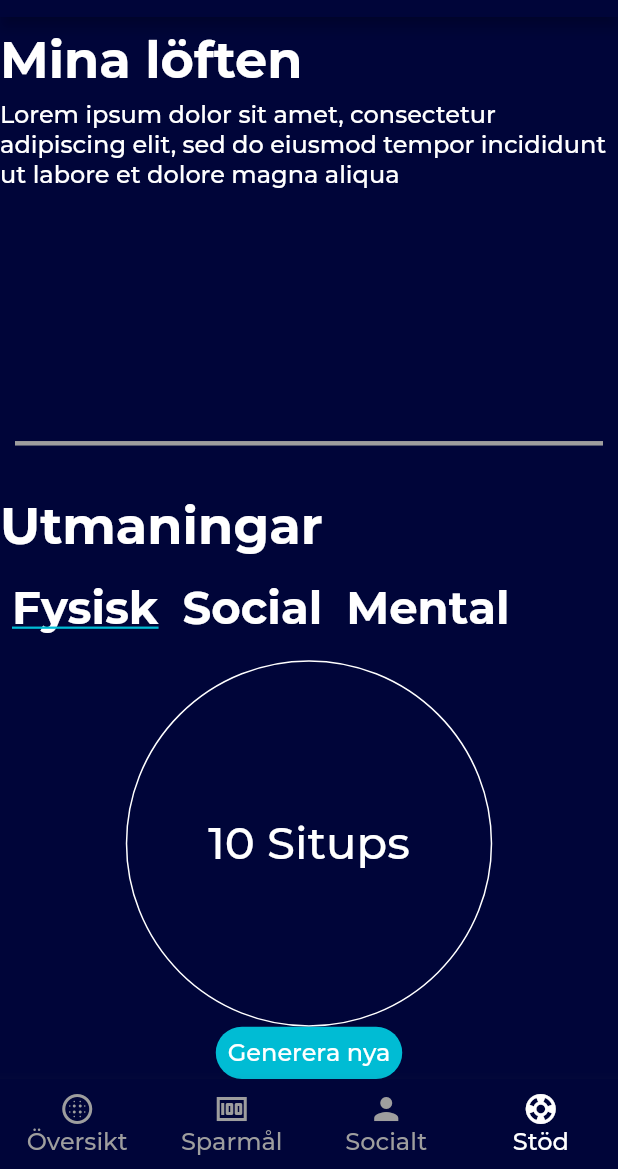
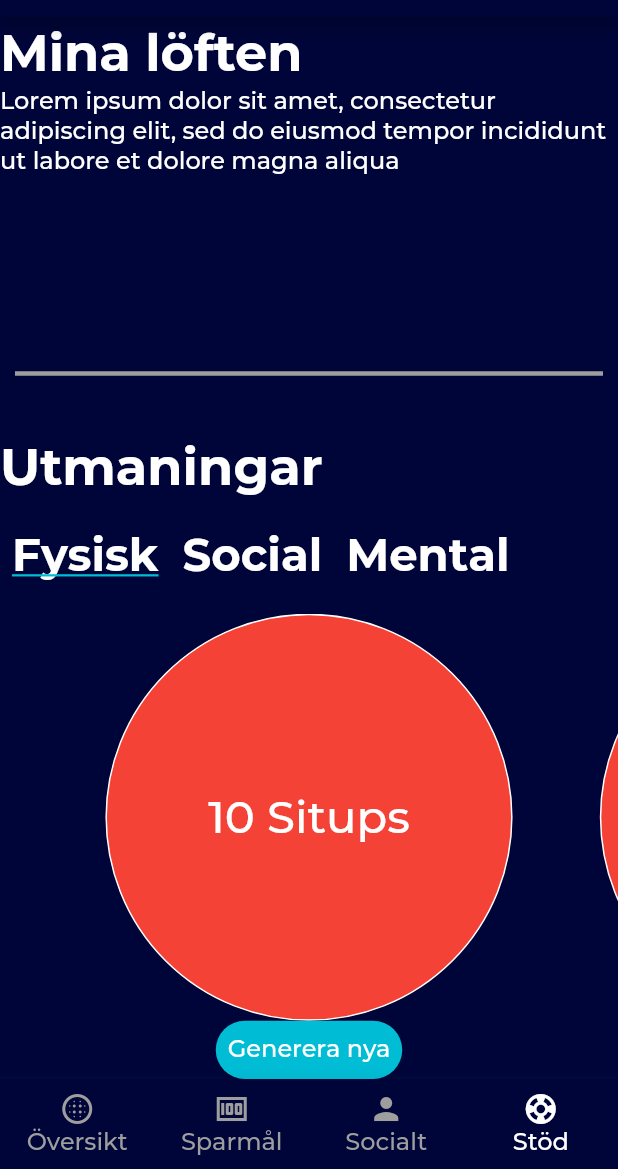
Before and after one commit to juliusolson/rena, a Flutter app: the screen it shows after launch, item 4 of the bottom bar chosen, after a tap on "Generera nya", on a phone screen of 412 x 824 dp, the part 67-1236 px from its top. Run offline on Flutter 3.47's test engine with Material 2 defaults, Android fonts, the light colour scheme and no system bars; our stand-ins replace charts_flutter, percent_indicator; project files that could hold a hidden picture were left out.

Commit message:
finished challenge dialog

```diff
--- a/lib/models/challengesmodel.dart
+++ b/lib/models/challengesmodel.dart
@@ -1,8 +1,11 @@
 import 'dart:collection';
 
 class Challenge {
-  String description;
-  Challenge(this.description);
+  String title;
+  String description =
+      "Dags att göra 10 burpees! Hoppa upp med händerna över huvudet, ta dig ner till en djup armhävningsposition och hoppa upp igen. Variera övningen med attt göra en situp eller sidoplankan.";
+  bool completed = false;
+  Challenge(this.title);
 }
 
 class ChallengesModel {
@@ -22,7 +25,7 @@ class ChallengesModel {
     ]
   };
 
-  List<String> getChallenges(String category, int numChallanges) {
+  List<Challenge> getChallenges(String category, int numChallanges) {
     List<Challenge> result;
     List<Challenge> selectedChallenges = challengesMap[category];
     if (selectedChallenges.length <= numChallanges) {
@@ -32,11 +35,6 @@ class ChallengesModel {
       result.shuffle();
       result = result.take(numChallanges).toList();
     }
-    return result
-        .map((challenge) {
-          return challenge.description;
-        })
-        .cast<String>()
-        .toList();
+    return result;
   }
 }
--- a/lib/screens/panik/components/challengesview.dart
+++ b/lib/screens/panik/components/challengesview.dart
@@ -10,7 +10,7 @@ class Challenges extends StatefulWidget {
 
 class _ChallengesState extends State<Challenges> {
   int _selectedIndex;
-  List<String> challenges;
+  List<Challenge> _challenges;
   @override
   void initState() {
     onCategorySelect(0);
@@ -49,25 +49,19 @@ class _ChallengesState extends State<Challenges> {
           child: PageView.builder(
               scrollDirection: Axis.horizontal,
               physics: PageScrollPhysics(),
-              itemCount: challenges.length,
+              itemCount: _challenges.length,
               controller: PageController(
                 viewportFraction: 0.8,
                 initialPage: 0,
               ),
               itemBuilder: (BuildContext ctx, int index) {
-                return Container(
-                    decoration: new BoxDecoration(
-                        border: Border.all(color: Colors.white),
-                        shape: BoxShape.circle),
-                    alignment: Alignment.center,
-                    child: Text(challenges[index],
-                        style: Theme.of(context).textTheme.bodyText1));
+                return ChallengesViewChallangeWidget(_challenges[index]);
               })),
       Flexible(
           flex: 1,
           child: Container(
               decoration: new BoxDecoration(
-                  color: Colors.cyan,
+                  color: Theme.of(context).highlightColor,
                   borderRadius: BorderRadius.all(Radius.circular(30))),
               child: TextButton(
                   onPressed: () {
@@ -81,11 +75,82 @@ class _ChallengesState extends State<Challenges> {
   }
 
   void onCategorySelect(int index) {
-    List<String> challenges =
+    List<Challenge> challenges =
         widget.dataModel.getChallenges(ChallengesModel.categories[index], 3);
     setState(() {
       this._selectedIndex = index;
-      this.challenges = challenges;
+      this._challenges = challenges;
     });
   }
 }
+
+class ChallengesViewChallangeWidget extends StatelessWidget {
+  Challenge challengeData;
+  ChallengesViewChallangeWidget(this.challengeData);
+  @override
+  Widget build(BuildContext context) {
+    return GestureDetector(
+        onTap: () {
+          showDialog(
+              context: context,
+              builder: (BuildContext ctx) {
+                return ChallengeDialog(this.challengeData);
+              });
+        },
+        child: Container(
+            decoration: new BoxDecoration(
+                color: (challengeData.completed) ? Colors.green : Colors.red,
+                border: Border.all(color: Theme.of(context).hintColor),
+                shape: BoxShape.circle),
+            alignment: Alignment.center,
+            child: Text(challengeData.title,
+                style: Theme.of(context).textTheme.bodyText1)));
+  }
+}
+
+class ChallengeDialog extends StatelessWidget {
+  Challenge challengeData;
+  ChallengeDialog(this.challengeData);
+  @override
+  Widget build(BuildContext context) {
+    return Card(
+        color: Theme.of(context).scaffoldBackgroundColor,
+        child:
+            Column(mainAxisAlignment: MainAxisAlignment.spaceEvenly, children: [
+          Stack(children: [
+            Align(alignment: Alignment.topRight, child: CloseButton()),
+            Container(
+                width: 400,
+                height: 350,
+                decoration: new BoxDecoration(
+                    border: Border.all(color: Theme.of(context).hintColor),
+                    shape: BoxShape.circle),
+                alignment: Alignment.center,
+                child: Text('${this.challengeData.title}',
+                    style: Theme.of(context).textTheme.bodyText1))
+          ]),
+          Align(
+              alignment: Alignment.topLeft,
+              child: Text('Utmaning',
+                  style: Theme.of(context).textTheme.headline1)),
+          Flexible(flex: 5, child: Text('${this.challengeData.description}')),
+          Flexible(
+              flex: 1,
+              child: GestureDetector(
+                  onTap: () {
+                    this.challengeData.completed = true;
+                    Navigator.pop(context);
+                  },
+                  child: Container(
+                    padding: EdgeInsets.symmetric(horizontal: 70, vertical: 10),
+                    decoration: new BoxDecoration(
+                        color: Theme.of(context).highlightColor,
+                        borderRadius: BorderRadius.all(Radius.circular(30))),
+                    child: Text(
+                      'Avklarad',
+                      style: Theme.of(context).textTheme.caption,
+                    ),
+                  )))
+        ]));
+  }
+}
--- a/lib/screens/panik/panikview.dart
+++ b/lib/screens/panik/panikview.dart
@@ -18,7 +18,7 @@ class PanikView extends StatelessWidget {
         indent: 10,
         endIndent: 10,
       ),
-      Flexible(flex: 3, child: Challenges(ChallengesModel()))
+      Flexible(flex: 4, child: Challenges(ChallengesModel()))
     ]);
   }
 }
--- a/lib/theme/style.dart
+++ b/lib/theme/style.dart
@@ -8,6 +8,7 @@ ThemeData darkTheme() {
       shadowColor: Colors.white,
       accentColor: Colors.orange,
       hintColor: Colors.white,
+      highlightColor: Colors.cyan,
       buttonColor: Colors.white,
       scaffoldBackgroundColor: createMaterialColor(Color(0xFFF000539)),
       textTheme: TextTheme(
```
